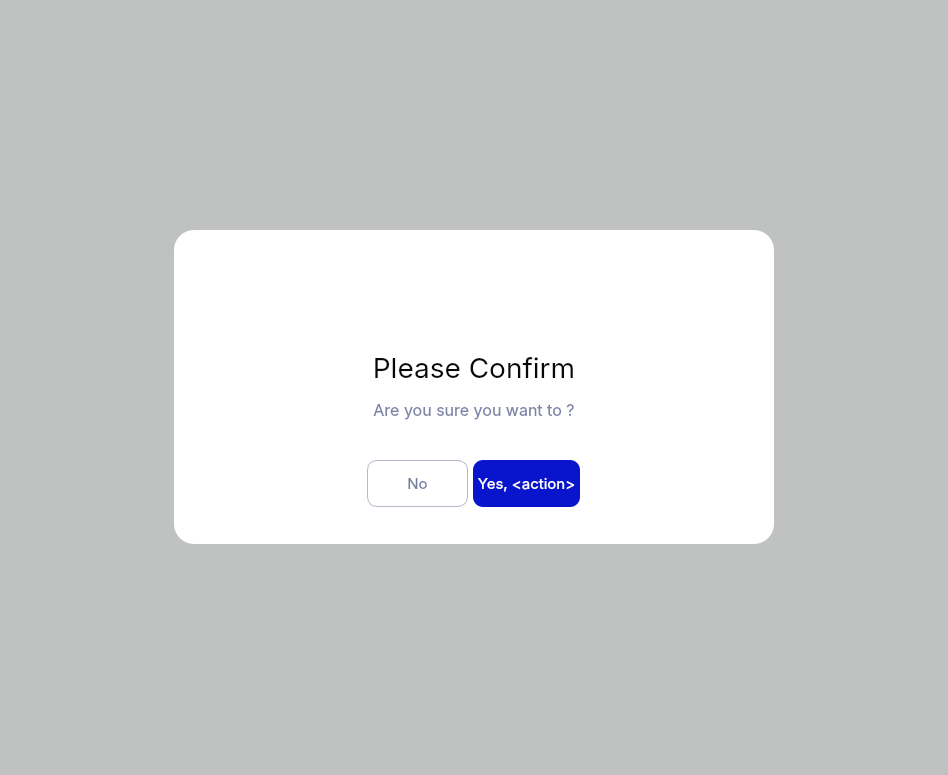
Above: resources/modal_window.ui from dmitry-vokhmin/Moving_Calc_GUI before the change. Below: the same form after it.
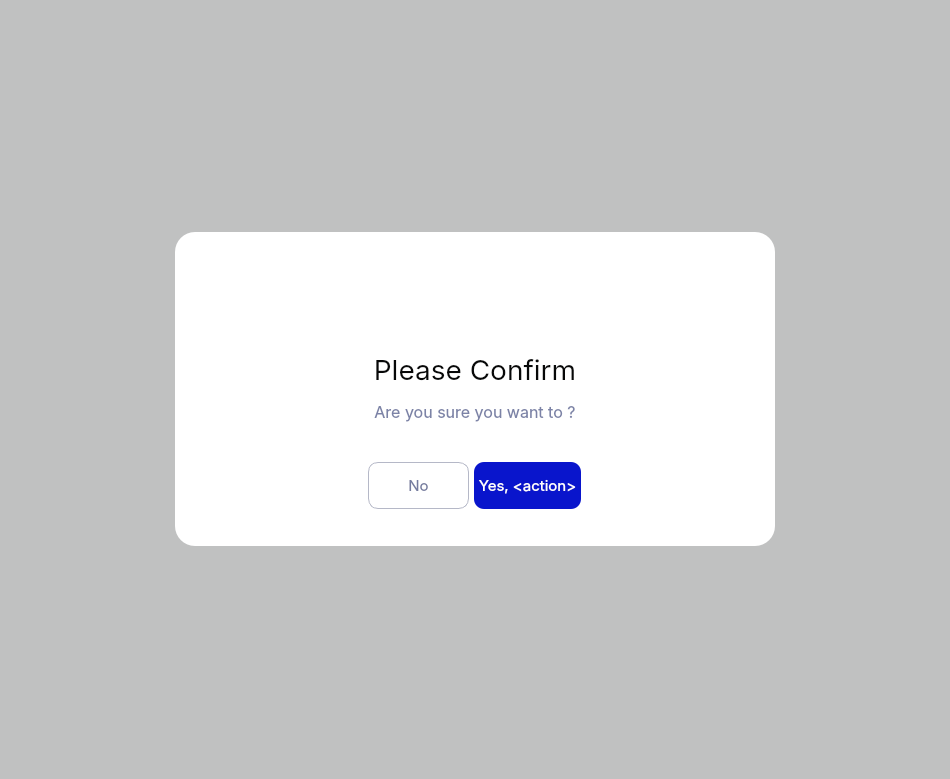
That is the form after the change. The open tabs and pages were chosen to show the change. Icons and pictures are not drawn.

What changed in the file:
```diff
--- a/resources/modal_window.ui
+++ b/resources/modal_window.ui
@@ -9,8 +9,8 @@
    <rect>
     <x>0</x>
     <y>0</y>
-    <width>948</width>
-    <height>775</height>
+    <width>950</width>
+    <height>779</height>
    </rect>
   </property>
   <property name="minimumSize">
@@ -1230,7 +1230,7 @@
                  <widget class="QPushButton" name="confirm_accept_butt">
                   <property name="maximumSize">
                    <size>
-                    <width>16777215</width>
+                    <width>107</width>
                     <height>47</height>
                    </size>
                   </property>
```
Left out of the diff: 5 changed lines with no effect on the pictures.
